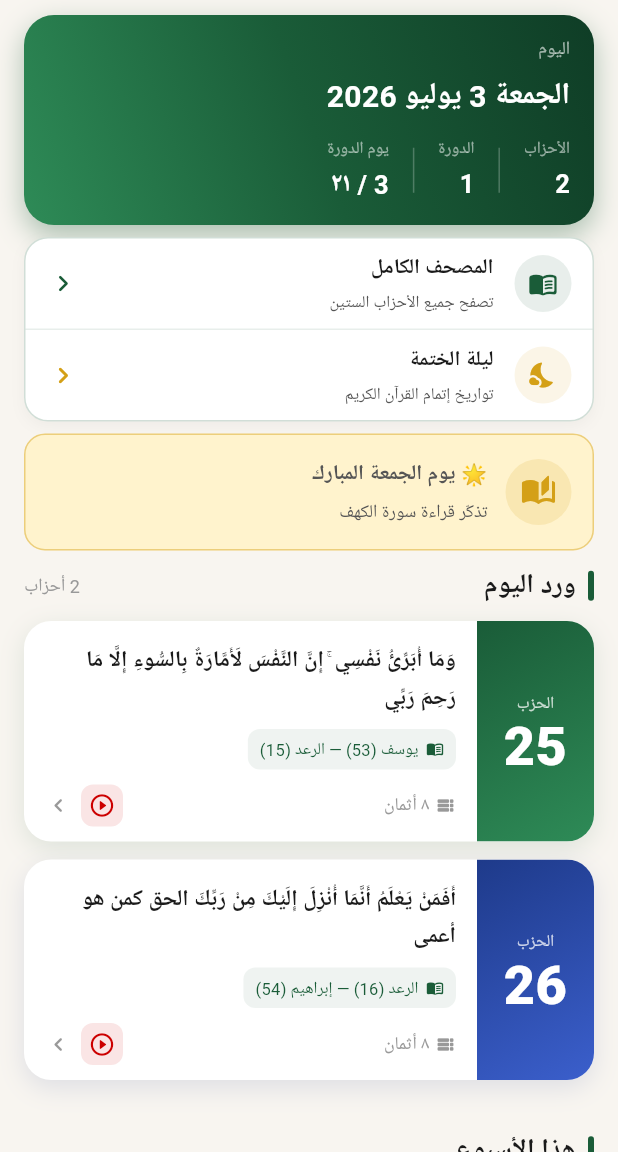
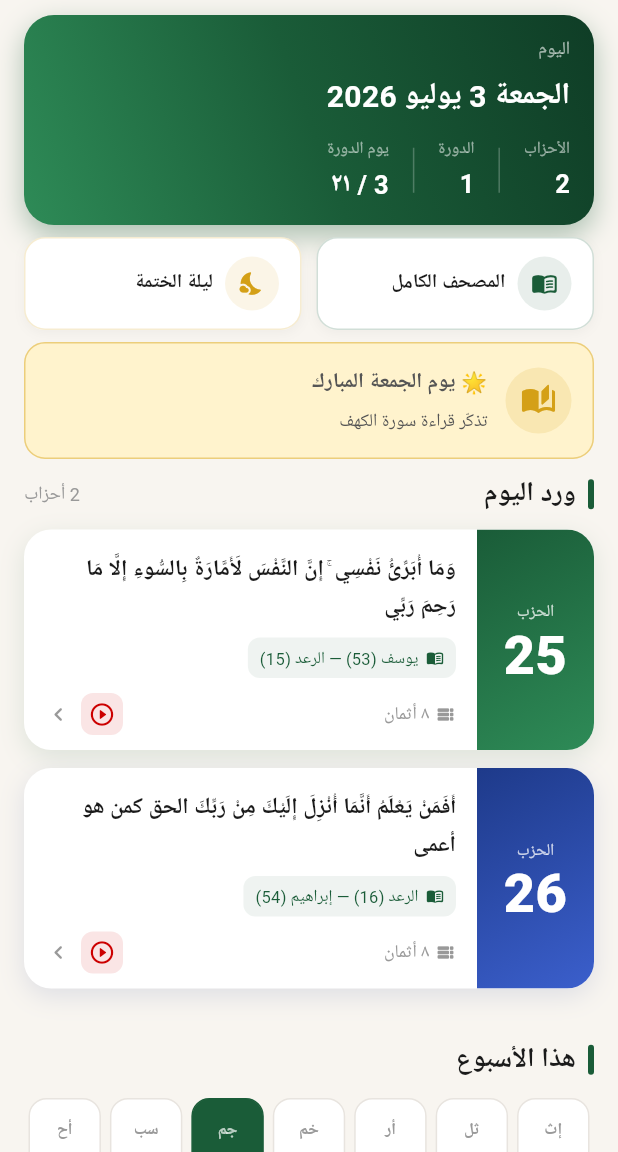
Before and after one commit to hafedmih/khatma_idariya, a Flutter app: the screen it shows after launch, on a phone screen of 412 x 824 dp, the part 84-1236 px from its top. Run offline on Flutter 3.47's test engine with Material 3 defaults, Android fonts, the phone set to English and light mode, and no system bars; our stand-ins replace supabase_flutter, webview_flutter; missing offline and left inert: webview_flutter_android; accounts and stored records are empty; Roboto replaces fonts that are missing (Cairo).

Commit message:
refactor: show Mushaf and Khatma cards side by side, icon+title only
Co-Authored-By: Claude Sonnet 4.6 <noreply@anthropic.com>

```diff
--- a/lib/screens/home_screen.dart
+++ b/lib/screens/home_screen.dart
@@ -214,46 +214,32 @@ class _HomeScreenState extends State<HomeScreen> {
 
   // ── بطاقة المصحف الكامل + ليلة الختمة ──
   Widget _buildMushafCard() {
-    return Container(
-      decoration: BoxDecoration(
-        color: AppTheme.surface,
-        borderRadius: BorderRadius.circular(16),
-        border: Border.all(color: AppTheme.primary.withOpacity(0.2)),
-        boxShadow: [
-          BoxShadow(
-            color: Colors.black.withOpacity(0.04),
-            blurRadius: 8,
-            offset: const Offset(0, 3),
-          ),
-        ],
-      ),
-      child: Column(
-        children: [
-          // ── المصحف الكامل ──
-          _CardRow(
+    return Row(
+      children: [
+        Expanded(
+          child: _MiniCard(
             icon: Icons.menu_book_rounded,
             iconColor: AppTheme.primary,
             title: 'المصحف الكامل',
-            subtitle: 'تصفح جميع الأحزاب الستين',
             onTap: () => Navigator.push(
               context,
               _slide(_AllHizbsScreen(ahzab: _ahzab!, links: _links)),
             ),
           ),
-          Divider(height: 1, color: AppTheme.primary.withOpacity(0.1)),
-          // ── ليلة الختمة ──
-          _CardRow(
+        ),
+        const SizedBox(width: 10),
+        Expanded(
+          child: _MiniCard(
             icon: Icons.nights_stay_rounded,
             iconColor: AppTheme.gold,
             title: 'ليلة الختمة',
-            subtitle: 'تواريخ إتمام القرآن الكريم',
             onTap: () => Navigator.push(
               context,
               _slide(const _KhatmaNightsScreen()),
             ),
           ),
-        ],
-      ),
+        ),
+      ],
     );
   }
 
@@ -591,17 +577,15 @@ class _AllHizbsScreen extends StatelessWidget {
 }
 
 // ════════════════════════════════════════════
-class _CardRow extends StatelessWidget {
+class _MiniCard extends StatelessWidget {
   final IconData     icon;
   final Color        iconColor;
   final String       title;
-  final String       subtitle;
   final VoidCallback onTap;
-  const _CardRow({
+  const _MiniCard({
     required this.icon,
     required this.iconColor,
     required this.title,
-    required this.subtitle,
     required this.onTap,
   });
 
@@ -609,36 +593,38 @@ class _CardRow extends StatelessWidget {
   Widget build(BuildContext context) {
     return GestureDetector(
       onTap: onTap,
-      child: Padding(
-        padding: const EdgeInsets.symmetric(horizontal: 14, vertical: 8),
+      child: Container(
+        padding: const EdgeInsets.symmetric(horizontal: 14, vertical: 12),
+        decoration: BoxDecoration(
+          color: AppTheme.surface,
+          borderRadius: BorderRadius.circular(14),
+          border: Border.all(color: iconColor.withOpacity(0.2)),
+          boxShadow: [
+            BoxShadow(
+              color: Colors.black.withOpacity(0.04),
+              blurRadius: 6,
+              offset: const Offset(0, 2),
+            ),
+          ],
+        ),
         child: Row(
           children: [
             Container(
-              width: 38, height: 38,
+              width: 36, height: 36,
               decoration: BoxDecoration(
                 color: iconColor.withOpacity(0.1),
                 shape: BoxShape.circle,
               ),
-              child: Icon(icon, color: iconColor, size: 20),
+              child: Icon(icon, color: iconColor, size: 18),
             ),
-            const SizedBox(width: 14),
+            const SizedBox(width: 8),
             Expanded(
-              child: Column(
-                crossAxisAlignment: CrossAxisAlignment.start,
-                children: [
-                  Text(title,
-                      style: const TextStyle(
-                          fontSize: 14,
-                          fontWeight: FontWeight.w700,
-                          color: AppTheme.textHigh)),
-                  const SizedBox(height: 1),
-                  Text(subtitle,
-                      style: const TextStyle(
-                          fontSize: 11, color: AppTheme.textMed)),
-                ],
-              ),
+              child: Text(title,
+                  style: const TextStyle(
+                      fontSize: 13,
+                      fontWeight: FontWeight.w700,
+                      color: AppTheme.textHigh)),
             ),
-            Icon(Icons.chevron_left_rounded, color: iconColor, size: 22),
           ],
         ),
       ),
```
